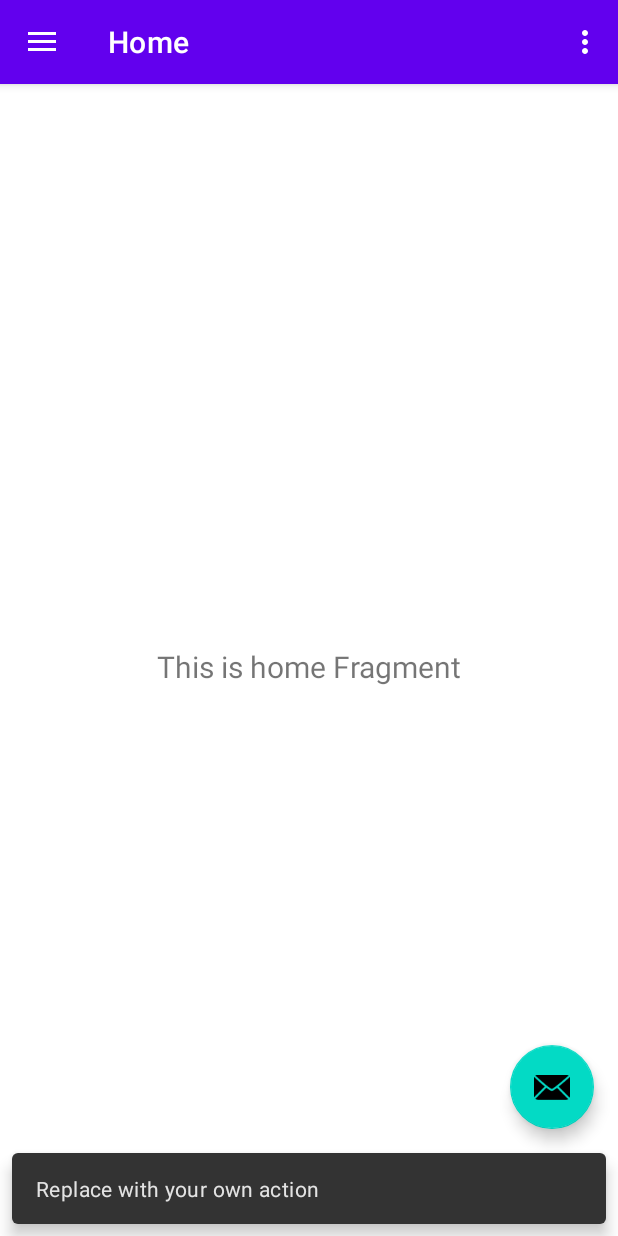
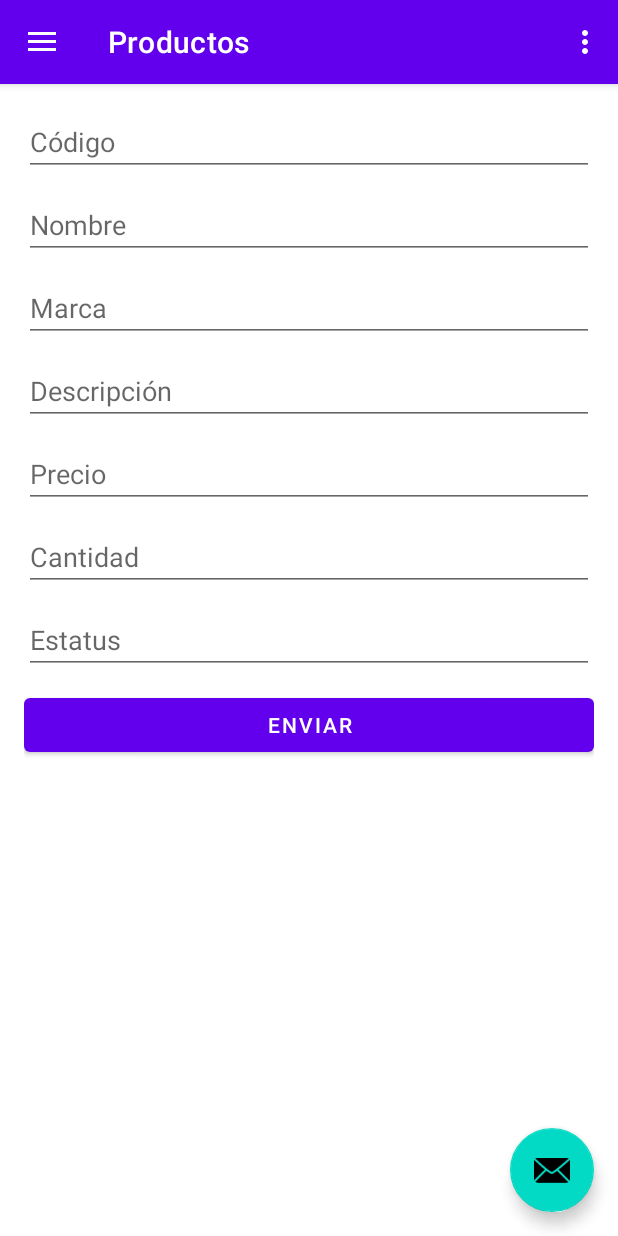
Before and after one commit to lemitOscar/AppProfe, an Android app: the screen it shows after launch (MainActivity), after a tap on an icon or button, on a phone screen of 412 x 824 dp. Run offline under Robolectric (Android 15) with nearby library versions, the phone set to English and light mode, and no system bars; our stand-ins replace navigation-ui.

Commit message:
Se agrego la funcionalidad de guardar productos Falta agregar el boton de setting del profe (pendiente)

```diff
--- a/app/src/main/java/com/kranki/appprofe/MainActivity.kt
+++ b/app/src/main/java/com/kranki/appprofe/MainActivity.kt
@@ -27,8 +27,8 @@ class MainActivity : AppCompatActivity() {
         setSupportActionBar(binding.appBarMain.toolbar)
 
         binding.appBarMain.fab.setOnClickListener { view ->
-            Snackbar.make(view, "Replace with your own action", Snackbar.LENGTH_LONG)
-                .setAction("Action", null).show()
+            val navController = findNavController(R.id.nav_host_fragment_content_main)
+            navController.navigate(R.id.nav_regis_datos)
         }
         val drawerLayout: DrawerLayout = binding.drawerLayout
         val navView: NavigationView = binding.navView
@@ -37,7 +37,7 @@ class MainActivity : AppCompatActivity() {
         // menu should be considered as top level destinations.
         appBarConfiguration = AppBarConfiguration(
             setOf(
-                R.id.nav_home, R.id.nav_gallery, R.id.nav_slideshow
+                R.id.nav_home, R.id.nav_gallery, R.id.nav_slideshow, R.id.nav_regis_datos
             ), drawerLayout
         )
         setupActionBarWithNavController(navController, appBarConfiguration)
--- a/app/src/main/java/com/kranki/appprofe/ui/clientes/ClienteFragment.kt
+++ b/app/src/main/java/com/kranki/appprofe/ui/clientes/ClienteFragment.kt
@@ -50,7 +50,7 @@ class ClienteFragment : Fragment() {
 
         btnjson.setOnClickListener() {
             Toast.makeText(context, "btn click", Toast.LENGTH_SHORT).show()
-            var urldatos = "http://192.168.1.79:8000/api/lista_productos"
+            var urldatos = "http://192.168.1.79:8000/api/listar_productos"
             var request = Request.Builder().url(urldatos).build()
             var cliente = OkHttpClient()
             cliente.newCall(request).enqueue(object : Callback {
--- /dev/null
+++ b/app/src/main/java/com/kranki/appprofe/ui/producto/DatosProducto.kt
@@ -0,0 +1,119 @@
+package com.kranki.appprofe.ui.producto
+
+import android.os.Bundle
+import androidx.fragment.app.Fragment
+import android.view.LayoutInflater
+import android.view.View
+import android.view.ViewGroup
+import android.widget.Button
+import android.widget.TextView
+import com.google.gson.Gson
+import com.kranki.appprofe.R
+import okhttp3.*
+import okhttp3.MediaType.Companion.toMediaType
+import okhttp3.RequestBody.Companion.toRequestBody
+import java.io.IOException
+
+// TODO: Rename parameter arguments, choose names that match
+// the fragment initialization parameters, e.g. ARG_ITEM_NUMBER
+private const val ARG_PARAM1 = "param1"
+private const val ARG_PARAM2 = "param2"
+
+/**
+ * A simple [Fragment] subclass.
+ * Use the [DatosProducto.newInstance] factory method to
+ * create an instance of this fragment.
+ */
+class DatosProducto : Fragment() {
+    // TODO: Rename and change types of parameters
+    private var param1: String? = null
+    private var param2: String? = null
+
+    override fun onCreate(savedInstanceState: Bundle?) {
+        super.onCreate(savedInstanceState)
+        arguments?.let {
+            param1 = it.getString(ARG_PARAM1)
+            param2 = it.getString(ARG_PARAM2)
+        }
+    }
+
+    override fun onCreateView(
+        inflater: LayoutInflater, container: ViewGroup?,
+        savedInstanceState: Bundle?
+    ): View? {
+        // Inflate the layout for this fragment
+        var view = inflater.inflate(R.layout.fragment_datos_producto, container, false)
+        var btnguardar = view.findViewById<Button>(R.id.idtxtbtnenviar)
+        //recibo los id de la vista
+        var tcodigo = view.findViewById<TextView>(R.id.idtxtCode)
+        var tnombre = view.findViewById<TextView>(R.id.idtxtnom)
+        var tmarca = view.findViewById<TextView>(R.id.idtxtmarca)
+        var tdescrip = view.findViewById<TextView>(R.id.idtxtdesc)
+        var tprecio = view.findViewById<TextView>(R.id.idtxtprec)
+        var tcanti = view.findViewById<TextView>(R.id.idtxtcant)
+        var testat = view.findViewById<TextView>(R.id.idtxtestat)
+        btnguardar.setOnClickListener {
+            var url = "http://192.168.1.79:8000/api/guardar_productos"
+            var gson = Gson()
+            val tipopet = "application/json;charset=UTF-8" .toMediaType()
+            var datosendjson = gson.toJson(
+                datosproducto(
+                    tcodigo.text.toString(),
+                    tnombre.text.toString(),
+                    tmarca.text.toString(),
+                    tdescrip.text.toString(),
+                    tprecio.text.toString().toFloat(),
+                    tcanti.text.toString().toInt(),
+                    testat.text.toString().toInt()
+                )
+            )
+            var request = Request.Builder().url(url).post(datosendjson.toRequestBody(tipopet))
+            var client = OkHttpClient()
+            client.newCall(request.build()).enqueue(responseCallback = object : Callback {
+
+                override fun onResponse(call: Call, response: Response) {
+                    println("ok")
+                }
+
+                override fun onFailure(call: Call, e: IOException) {
+                    println("salio mal")
+                }
+
+            })
+
+        }
+        return view
+    }
+
+    //creo la clase con la que modelo los datos a mandar
+    data class datosproducto(
+        var codigo: String,
+        var nombre: String,
+        var marca: String,
+        var descripcion: String,
+        var precio: Float,
+        var cantidad: Int,
+        var estatus: Int
+    )
+
+
+    companion object {
+        /**
+         * Use this factory method to create a new instance of
+         * this fragment using the provided parameters.
+         *
+         * @param param1 Parameter 1.
+         * @param param2 Parameter 2.
+         * @return A new instance of fragment DatosProducto.
+         */
+        // TODO: Rename and change types and number of parameters
+        @JvmStatic
+        fun newInstance(param1: String, param2: String) =
+            DatosProducto().apply {
+                arguments = Bundle().apply {
+                    putString(ARG_PARAM1, param1)
+                    putString(ARG_PARAM2, param2)
+                }
+            }
+    }
+}
--- /dev/null
+++ b/app/src/main/res/layout/fragment_datos_producto.xml
@@ -0,0 +1,84 @@
+<?xml version="1.0" encoding="utf-8"?>
+<LinearLayout xmlns:android="http://schemas.android.com/apk/res/android"
+    xmlns:tools="http://schemas.android.com/tools"
+    android:layout_width="match_parent"
+    android:layout_height="match_parent"
+    android:orientation="vertical"
+    android:padding="16dp"
+    tools:context=".DatosProducto">
+
+    <!-- TODO: Update blank fragment layout -->
+
+
+    <!--codigo-->
+    <EditText
+        android:id="@+id/idtxtCode"
+        android:layout_width="match_parent"
+        android:layout_height="wrap_content"
+        android:layout_marginBottom="10dp"
+        android:ems="10"
+        android:hint="@string/txtcodigo"
+        android:inputType="textPersonName" />
+    <!--nobmre-->
+    <EditText
+        android:id="@+id/idtxtnom"
+        android:layout_width="match_parent"
+        android:layout_height="wrap_content"
+        android:layout_marginBottom="10dp"
+        android:ems="10"
+        android:hint="@string/txtnombre"
+        android:inputType="textPersonName" />
+    <!--marca-->
+    <EditText
+        android:id="@+id/idtxtmarca"
+        android:layout_width="match_parent"
+        android:layout_height="wrap_content"
+        android:layout_marginBottom="10dp"
+        android:ems="10"
+        android:hint="@string/txtmarca"
+        android:inputType="textPersonName" />
+    <!--description-->
+    <EditText
+        android:id="@+id/idtxtdesc"
+        android:layout_width="match_parent"
+        android:layout_height="wrap_content"
+        android:layout_marginBottom="10dp"
+        android:ems="10"
+        android:hint="@string/txtdescrip"
+        android:inputType="textPersonName" />
+    <!--precio-->
+    <EditText
+        android:id="@+id/idtxtprec"
+        android:layout_width="match_parent"
+        android:layout_height="wrap_content"
+        android:layout_marginBottom="10dp"
+        android:ems="10"
+        android:hint="@string/txtprecio"
+        android:inputType="number" />
+    <!--cantidad-->
+    <EditText
+        android:id="@+id/idtxtcant"
+        android:layout_width="match_parent"
+        android:layout_height="wrap_content"
+        android:layout_marginBottom="10dp"
+        android:ems="10"
+        android:hint="@string/txtcantidad"
+        android:inputType="number" />
+    <!--Estatus-->
+    <EditText
+        android:id="@+id/idtxtestat"
+        android:layout_width="match_parent"
+        android:layout_height="wrap_content"
+        android:layout_marginBottom="10dp"
+        android:ems="10"
+        android:hint="@string/txtesta"
+        android:inputType="number" />
+
+    <Button
+        android:id="@+id/idtxtbtnenviar"
+        android:layout_width="match_parent"
+        android:layout_height="wrap_content"
+        android:text="@string/txtbtng" />
+
+
+</LinearLayout>
--- a/app/src/main/res/navigation/mobile_navigation.xml
+++ b/app/src/main/res/navigation/mobile_navigation.xml
@@ -29,5 +29,9 @@
         android:label="@string/menu_clientes"
         tools:layout="@layout/fragment_cliente" />
 
-
+    <fragment
+        android:id="@+id/nav_regis_datos"
+        android:name="com.kranki.appprofe.ui.producto.DatosProducto"
+        android:label="@string/menu_productos"
+        tools:layout="@layout/fragment_datos_producto" />
 </navigation>
--- a/app/src/main/res/values/strings.xml
+++ b/app/src/main/res/values/strings.xml
@@ -11,7 +11,19 @@
     <string name="menu_gallery">Gallery</string>
     <string name="menu_slideshow">Slideshow</string>
     <string name="menu_clientes">Cliente</string>
+    <string name="menu_productos">Productos</string>
     <!-- TODO: Remove or change this placeholder text -->
     <string name="hello_blank_fragment">Petición jusjus</string>
     <string name="clienteTextbnt">Solicitar Json</string>
+
+    <!-- Fracmento datos producto -->
+    <string name="txtcodigo">Código</string>
+    <string name="txtnombre">Nombre</string>
+    <string name="txtmarca">Marca</string>
+    <string name="txtdescrip">Descripción</string>
+    <string name="txtprecio">Precio</string>
+    <string name="txtcantidad">Cantidad</string>
+    <string name="txtesta">Estatus</string>
+    <string name="txtbtng">Enviar</string>
+
 </resources>
```
